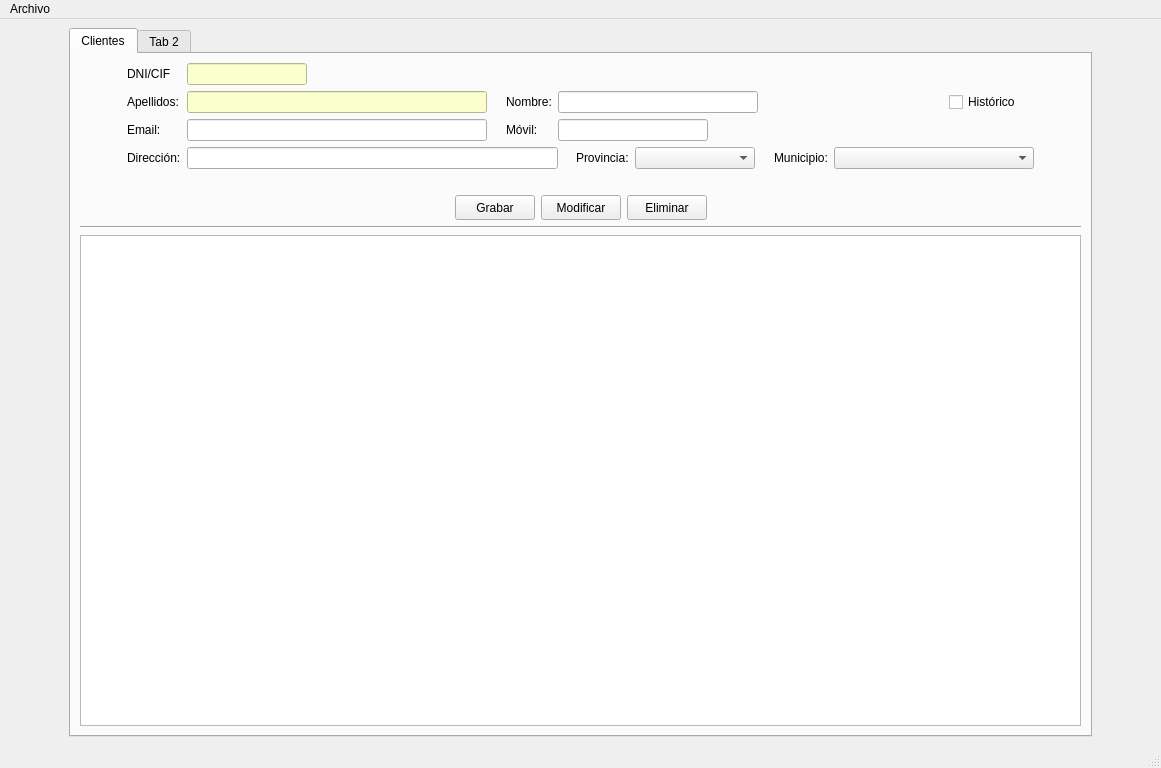
Manuerty/ProyecyoDI, file ventPrincipal.ui: the form before one commit.
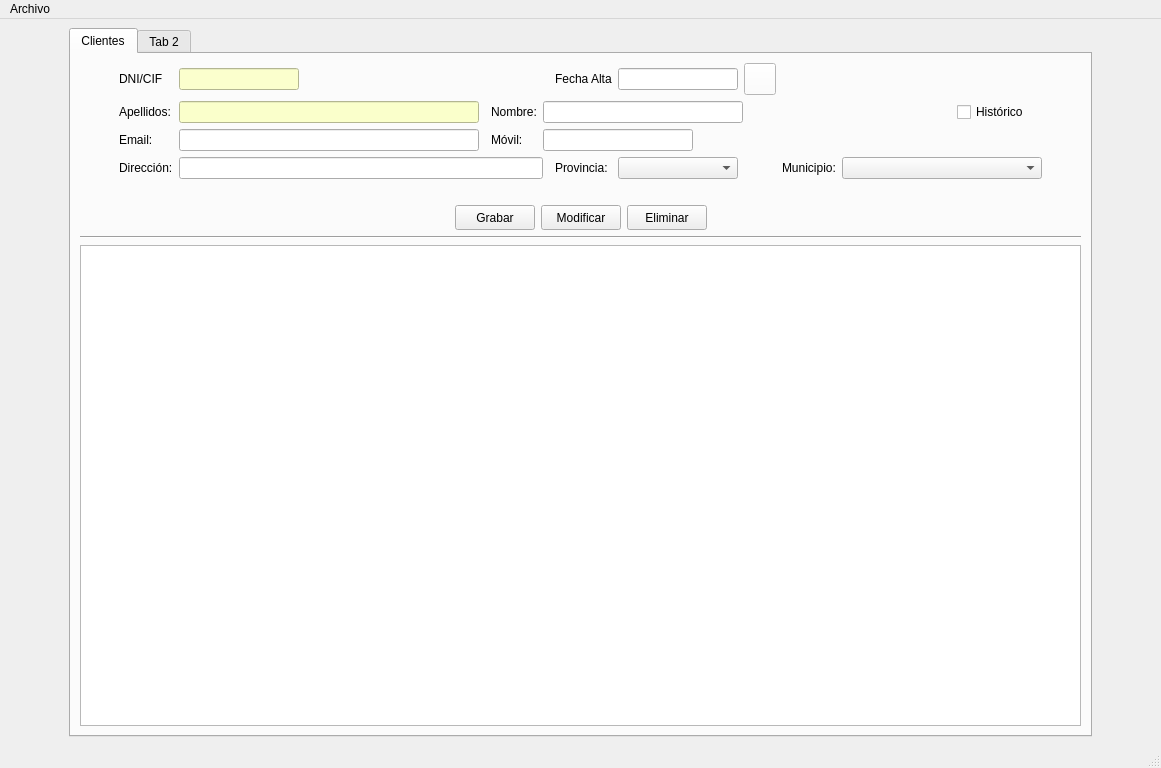
The form after the commit. Icons and pictures are not drawn.

Commit message: feat(calendar.ico): change button for an img

Diff of the .ui file:
```diff
--- a/ventPrincipal.ui
+++ b/ventPrincipal.ui
@@ -239,6 +239,9 @@
             <property name="styleSheet">
              <string notr="true">background-color: rgb(251, 255, 205);</string>
             </property>
+            <property name="alignment">
+             <set>Qt::AlignCenter</set>
+            </property>
            </widget>
           </item>
           <item row="1" column="2">
@@ -353,6 +356,58 @@
             </property>
            </spacer>
           </item>
+          <item row="0" column="7">
+           <widget class="QLabel" name="lblAltaCli">
+            <property name="text">
+             <string>Fecha Alta</string>
+            </property>
+           </widget>
+          </item>
+          <item row="0" column="8">
+           <widget class="QLineEdit" name="txtAltaCli">
+            <property name="maximumSize">
+             <size>
+              <width>16777215</width>
+              <height>16777215</height>
+             </size>
+            </property>
+            <property name="alignment">
+             <set>Qt::AlignCenter</set>
+            </property>
+           </widget>
+          </item>
+          <item row="0" column="9">
+           <widget class="QPushButton" name="btnCalendarCli">
+            <property name="minimumSize">
+             <size>
+              <width>32</width>
+              <height>32</height>
+             </size>
+            </property>
+            <property name="maximumSize">
+             <size>
+              <width>32</width>
+              <height>32</height>
+             </size>
+            </property>
+            <property name="styleSheet">
+             <string notr="true">background-color: rgb(255, 255, 255);</string>
+            </property>
+            <property name="text">
+             <string/>
+            </property>
+            <property name="icon">
+             <iconset>
+              <normaloff>img/calendar.ico</normaloff>img/calendar.ico</iconset>
+            </property>
+            <property name="iconSize">
+             <size>
+              <width>21</width>
+              <height>21</height>
+             </size>
+            </property>
+           </widget>
+          </item>
          </layout>
         </item>
         <item>
```
The commit also changes 5 other files.
